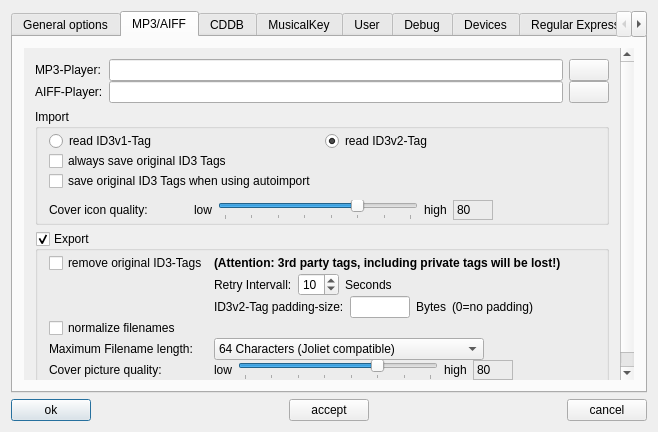
Before: the Qt Designer form gui/src/properties/properties.ui in pfedick/winmusik, drawn with Qt 5.
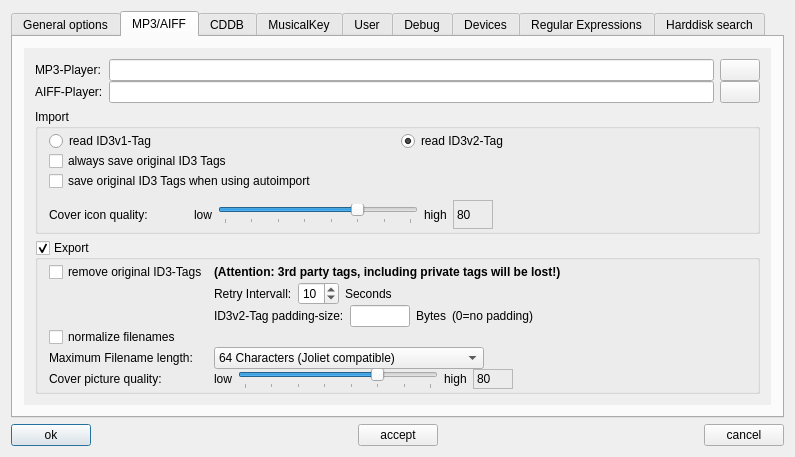
After: the same form once the commit is applied. The open tabs and pages were chosen to show the change. Icons and pictures are not drawn.

Commit message: another size adjust

Patch:
```diff
--- a/gui/src/properties/properties.ui
+++ b/gui/src/properties/properties.ui
@@ -9,8 +9,8 @@
    <rect>
     <x>0</x>
     <y>0</y>
-    <width>658</width>
-    <height>432</height>
+    <width>795</width>
+    <height>457</height>
    </rect>
   </property>
   <property name="minimumSize">
@@ -228,9 +228,9 @@
           <property name="geometry">
            <rect>
             <x>0</x>
-            <y>-38</y>
-            <width>605</width>
-            <height>448</height>
+            <y>0</y>
+            <width>742</width>
+            <height>434</height>
            </rect>
           </property>
           <layout class="QVBoxLayout" name="verticalLayout_10">
```
Left out of the diff: 2 changed lines with no effect on the pictures.
